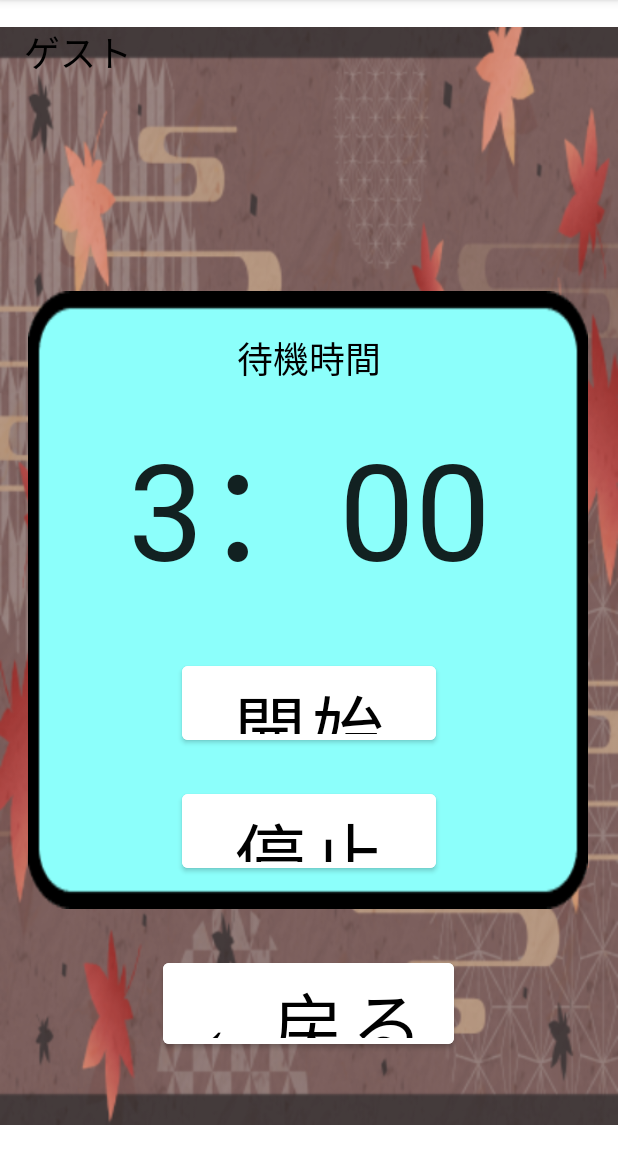
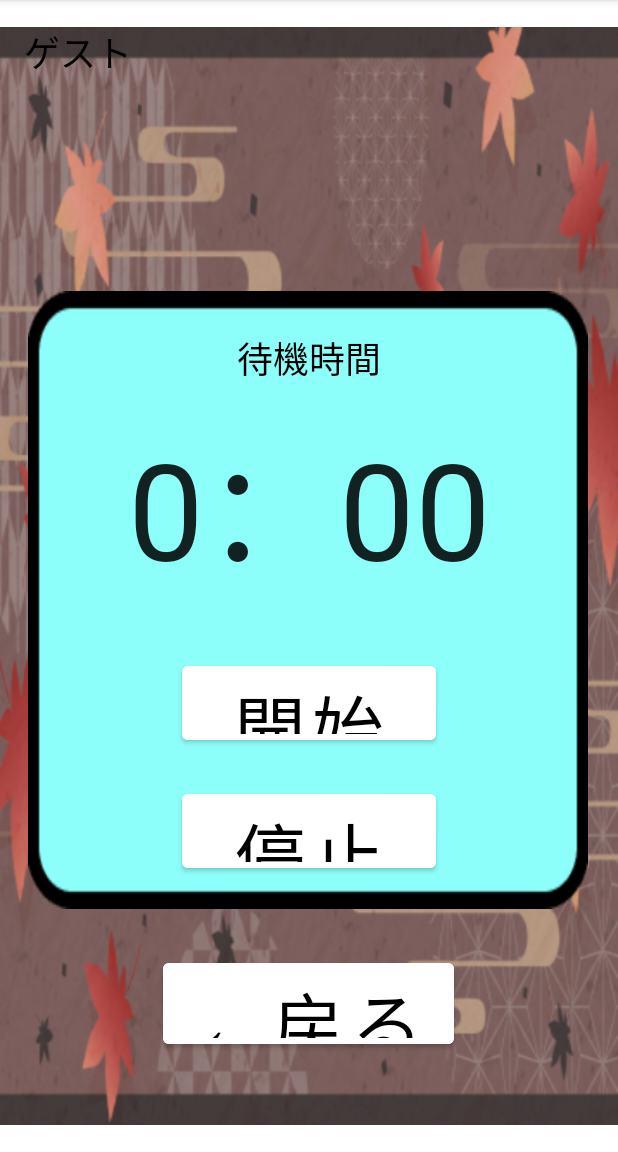
Before and after one commit to namiakanot/AndroidProject, an Android app: the CampStandByActivity screen opened directly, with no data from a screen before it, on a phone screen of 412 x 824 dp, the part 84-1236 px from its top. Run offline under Robolectric (Android 15) with nearby library versions, the phone set to English and light mode, and no system bars.

Commit message:
camp make

```diff
--- a/app/src/main/java/com/example/sotsukenappproject/CampStandByActivity.kt
+++ b/app/src/main/java/com/example/sotsukenappproject/CampStandByActivity.kt
@@ -1,5 +1,6 @@
 package com.example.sotsukenappproject
 
+import android.content.Intent
 import androidx.appcompat.app.AppCompatActivity
 import android.os.Bundle
 import android.os.CountDownTimer
@@ -31,7 +32,7 @@ class CampStandByActivity : AppCompatActivity() {
         binding = ActivityCampStandByBinding.inflate(layoutInflater)
         setContentView(binding.root)
 
-        val times = 3 ;
+        var times = intent.getIntExtra("CampLevel",0)
 
         binding.standByTimer.text = "${times}：00"
         val timer = CampTimer((times * 60 * 1000).toLong(),100)
```
Also changed, not shown: app/src/main/java/com/example/sotsukenappproject/CampActivity.kt (+17 -3 lines).
